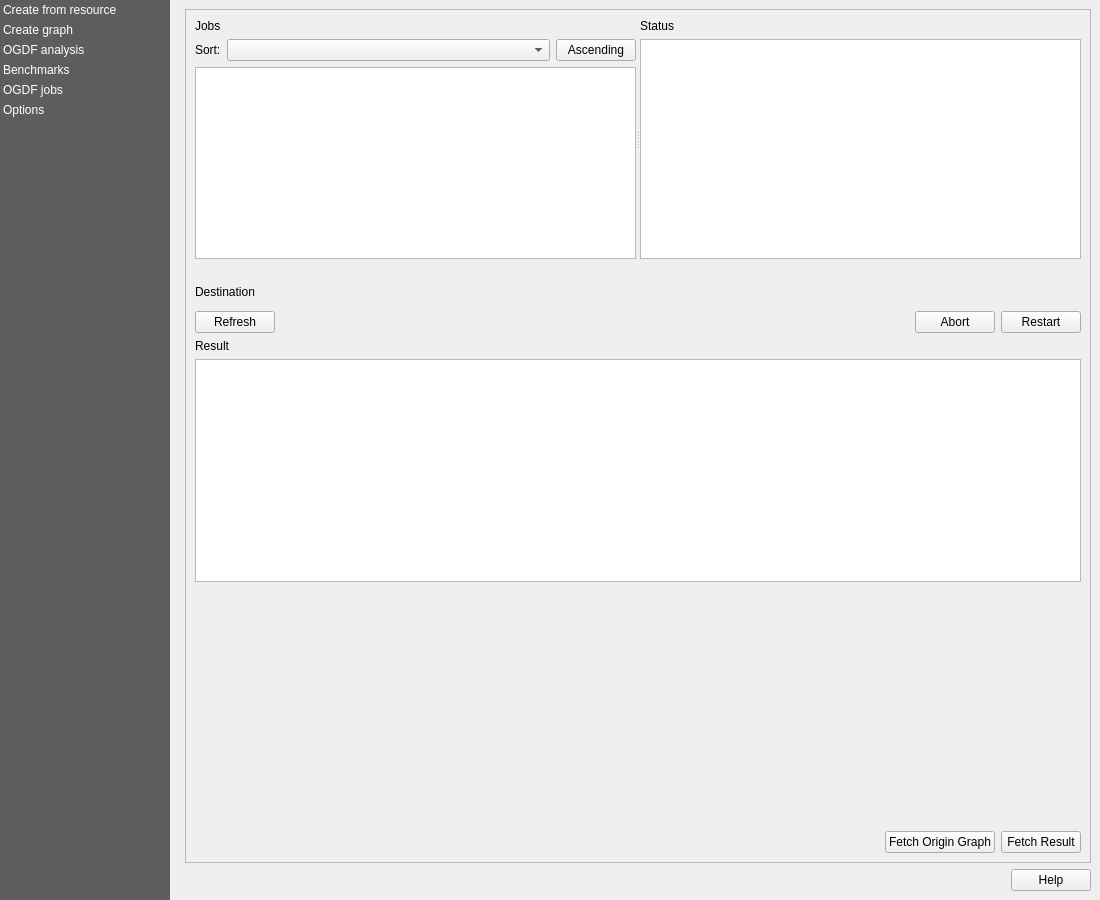
First picture: the form in views/PluginDialog.ui, repository S-P-A-N-N-E-R-S/Frontend, before the edit.
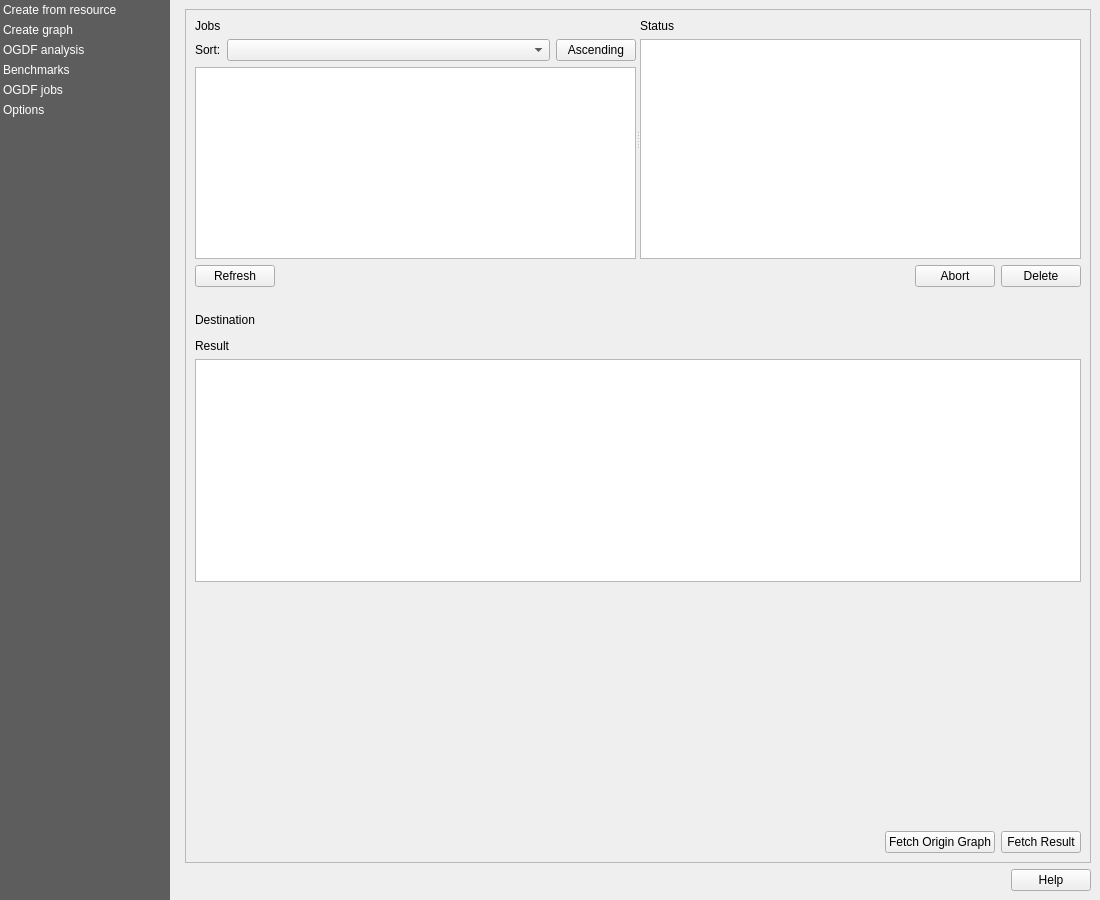
Second picture: the form after the edit. The open tabs and pages were chosen to show the change. Icons and pictures are not drawn. Custom widgets are drawn as their Qt base class.

Commit message: Add job delete and abort request, refs #180

```diff
--- a/views/PluginDialog.ui
+++ b/views/PluginDialog.ui
@@ -2133,6 +2133,64 @@
                      </widget>
                     </widget>
                    </item>
+                   <item>
+                    <widget class="QWidget" name="ogdf_jobs_list_buttons" native="true">
+                     <layout class="QHBoxLayout" name="horizontalLayout_13">
+                      <property name="leftMargin">
+                       <number>0</number>
+                      </property>
+                      <property name="topMargin">
+                       <number>0</number>
+                      </property>
+                      <property name="rightMargin">
+                       <number>0</number>
+                      </property>
+                      <property name="bottomMargin">
+                       <number>0</number>
+                      </property>
+                      <item>
+                       <widget class="QPushButton" name="ogdf_jobs_refresh_btn">
+                        <property name="sizePolicy">
+                         <sizepolicy hsizetype="Fixed" vsizetype="Fixed">
+                          <horstretch>0</horstretch>
+                          <verstretch>0</verstretch>
+                         </sizepolicy>
+                        </property>
+                        <property name="text">
+                         <string>Refresh</string>
+                        </property>
+                       </widget>
+                      </item>
+                      <item>
+                       <spacer name="horizontalSpacer_5">
+                        <property name="orientation">
+                         <enum>Qt::Horizontal</enum>
+                        </property>
+                        <property name="sizeHint" stdset="0">
+                         <size>
+                          <width>40</width>
+                          <height>20</height>
+                         </size>
+                        </property>
+                       </spacer>
+                      </item>
+                      <item>
+                       <widget class="QPushButton" name="ogdf_jobs_abort_btn">
+                        <property name="text">
+                         <string>Abort</string>
+                        </property>
+                       </widget>
+                      </item>
+                      <item>
+                       <widget class="QPushButton" name="ogdf_jobs_delete_btn">
+                        <property name="text">
+                         <string>Delete</string>
+                        </property>
+                       </widget>
+                      </item>
+                     </layout>
+                    </widget>
+                   </item>
                    <item>
                     <widget class="QWidget" name="ogdf_jobs_destination_widget" native="true">
                      <layout class="QVBoxLayout" name="verticalLayout_28">
@@ -2202,64 +2260,6 @@
                      </layout>
                     </widget>
                    </item>
-                   <item>
-                    <widget class="QWidget" name="ogdf_jobs_list_buttons" native="true">
-                     <layout class="QHBoxLayout" name="horizontalLayout_13">
-                      <property name="leftMargin">
-                       <number>0</number>
-                      </property>
-                      <property name="topMargin">
-                       <number>0</number>
-                      </property>
-                      <property name="rightMargin">
-                       <number>0</number>
-                      </property>
-                      <property name="bottomMargin">
-                       <number>0</number>
-                      </property>
-                      <item>
-                       <widget class="QPushButton" name="ogdf_jobs_refresh_btn">
-                        <property name="sizePolicy">
-                         <sizepolicy hsizetype="Fixed" vsizetype="Fixed">
-                          <horstretch>0</horstretch>
-                          <verstretch>0</verstretch>
-                         </sizepolicy>
-                        </property>
-                        <property name="text">
-                         <string>Refresh</string>
-                        </property>
-                       </widget>
-                      </item>
-                      <item>
-                       <spacer name="horizontalSpacer_5">
-                        <property name="orientation">
-                         <enum>Qt::Horizontal</enum>
-                        </property>
-                        <property name="sizeHint" stdset="0">
-                         <size>
-                          <width>40</width>
-                          <height>20</height>
-                         </size>
-                        </property>
-                       </spacer>
-                      </item>
-                      <item>
-                       <widget class="QPushButton" name="ogdf_jobs_abort_btn">
-                        <property name="text">
-                         <string>Abort</string>
-                        </property>
-                       </widget>
-                      </item>
-                      <item>
-                       <widget class="QPushButton" name="ogdf_jobs_restart_btn">
-                        <property name="text">
-                         <string>Restart</string>
-                        </property>
-                       </widget>
-                      </item>
-                     </layout>
-                    </widget>
-                   </item>
                    <item>
                     <widget class="QWidget" name="ogdf_jobs_result_widget" native="true">
                      <layout class="QVBoxLayout" name="verticalLayout_29">
```
The commit also changes 6 other files.
